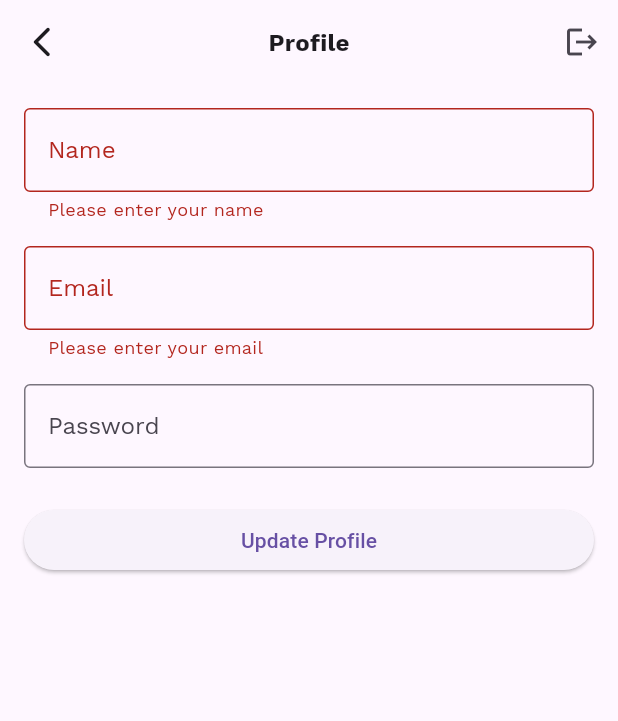
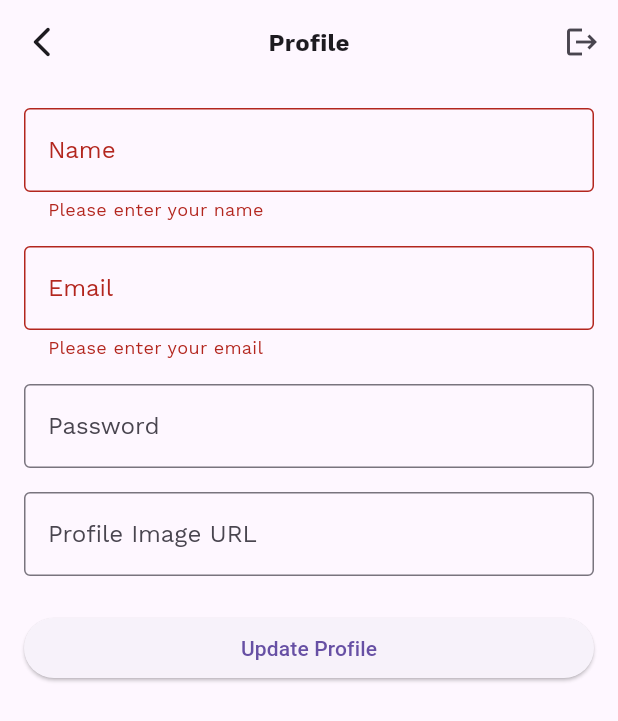
Before and after one commit to jdalgali/TravelCompanionFinder, a Flutter app: the ProfileScreen screen opened directly, after a tap on "Update Profile", on a phone screen of 412 x 824 dp. Shown: the top 721 px of the screen. Run offline on Flutter 3.47's test engine with Material 3 defaults, Android fonts, the phone set to English and light mode, and no system bars; our stand-ins replace flutter_secure_storage; accounts and stored records are empty.

Commit message:
add basic profile management

```diff
--- a/frontend/lib/screens/profile/profile_screen.dart
+++ b/frontend/lib/screens/profile/profile_screen.dart
@@ -16,6 +16,7 @@ class _ProfileScreenState extends State<ProfileScreen> {
   final _nameController = TextEditingController();
   final _emailController = TextEditingController();
   final _passwordController = TextEditingController();
+  final _profileImageController = TextEditingController();
 
   @override
   void initState() {
@@ -24,6 +25,7 @@ class _ProfileScreenState extends State<ProfileScreen> {
     if (user != null) {
       _nameController.text = user['name'];
       _emailController.text = user['email'];
+      _profileImageController.text = user['profileImage'] ?? '';
     }
   }
 
@@ -36,6 +38,9 @@ class _ProfileScreenState extends State<ProfileScreen> {
           password: _passwordController.text.isEmpty
               ? null
               : _passwordController.text,
+          profileImage: _profileImageController.text.isEmpty
+              ? null
+              : _profileImageController.text,
         );
 
     if (!mounted) return;
@@ -118,6 +123,14 @@ class _ProfileScreenState extends State<ProfileScreen> {
                   return null;
                 },
               ),
+              const SizedBox(height: 16),
+              TextFormField(
+                controller: _profileImageController,
+                decoration: const InputDecoration(
+                  labelText: 'Profile Image URL',
+                  border: OutlineInputBorder(),
+                ),
+              ),
               const SizedBox(height: 24),
               ElevatedButton(
                 onPressed: _updateProfile,
@@ -135,6 +148,7 @@ class _ProfileScreenState extends State<ProfileScreen> {
     _nameController.dispose();
     _emailController.dispose();
     _passwordController.dispose();
+    _profileImageController.dispose();
     super.dispose();
   }
 }
```
Also changed, not shown: frontend/lib/providers/auth_provider.dart (+20 -1 lines), frontend/lib/services/auth_service.dart (+35 -0 lines), 2 other files.
